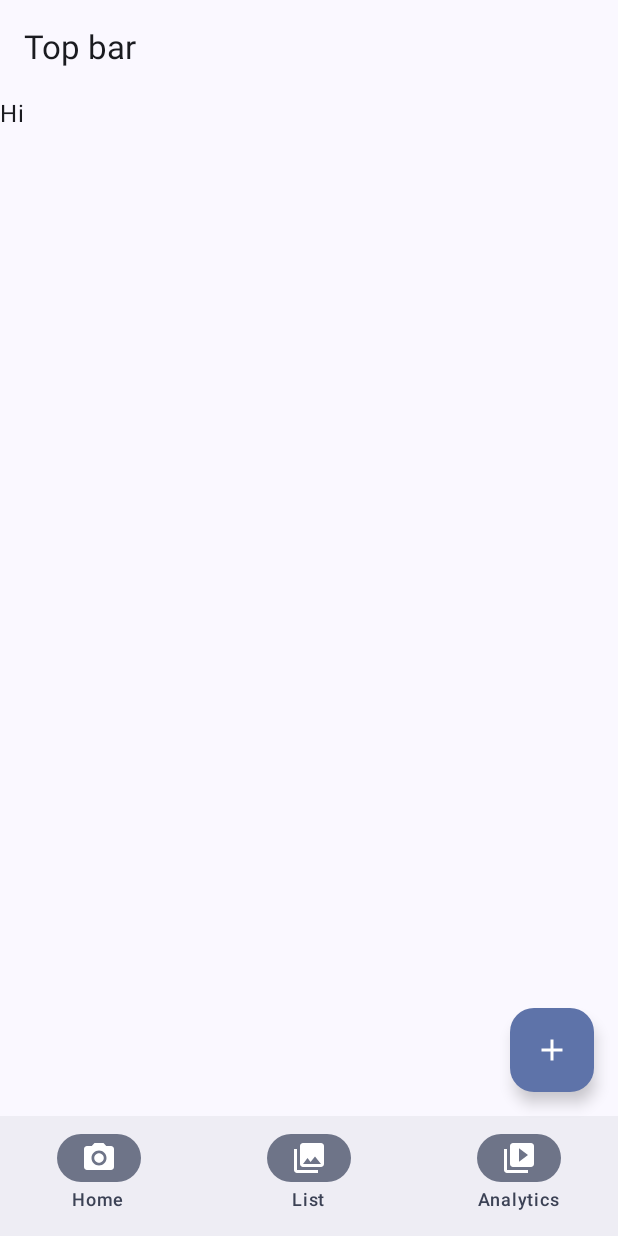
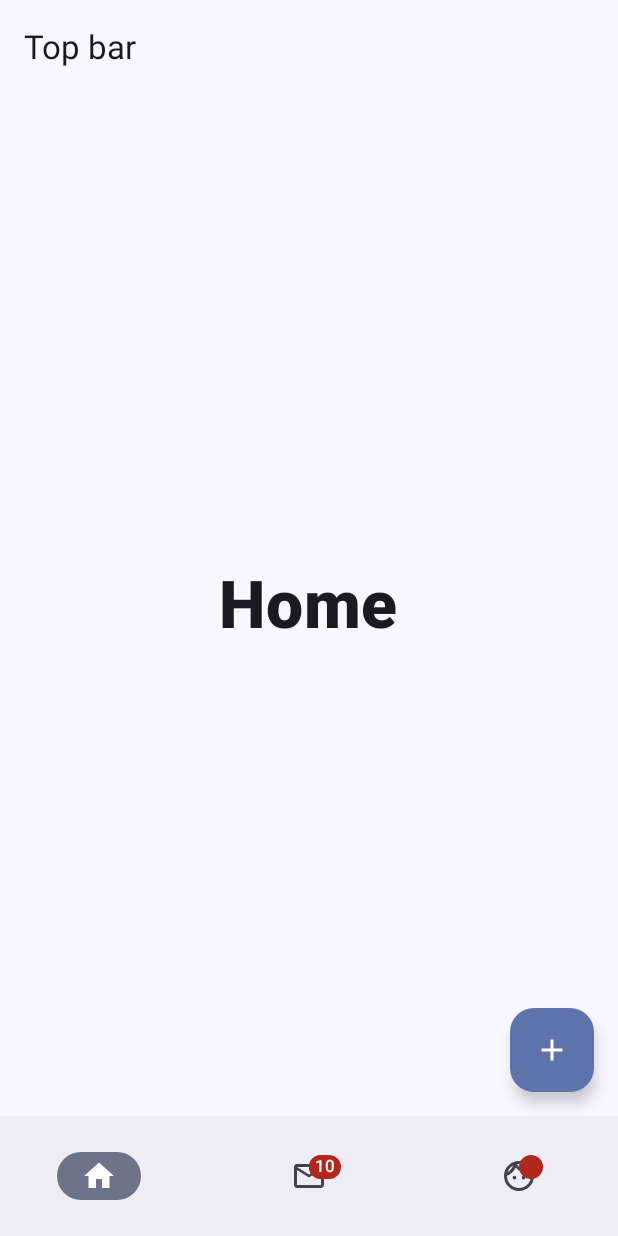
Before and after one commit to brunocastroibarburu94/android-demo, an Android app built with Jetpack Compose: the screen it shows after launch (MainActivity), on a phone screen of 412 x 824 dp. Run offline under Robolectric (Android 15) with nearby library versions, the phone set to English and light mode, and no system bars; our stand-ins replace navigation-ui.

```diff
--- a/app/src/main/java/com/brunocastroibarburu/health_tracker_app/MainActivity.kt
+++ b/app/src/main/java/com/brunocastroibarburu/health_tracker_app/MainActivity.kt
@@ -20,6 +20,9 @@ import android.os.Bundle
 // Compose Framework
 import androidx.activity.ComponentActivity
 import androidx.activity.compose.setContent
+import androidx.compose.foundation.layout.Arrangement // Required for "Arrangement.Centre"
+//import androidx.compose.foundation.layout.Alignement.CenterHorizontally
+
 import androidx.compose.foundation.layout.Column
 import androidx.compose.foundation.layout.RowScope
 import androidx.compose.foundation.layout.fillMaxSize
@@ -27,7 +30,18 @@ import androidx.compose.ui.Modifier
 import androidx.compose.foundation.layout.fillMaxWidth
 import androidx.compose.foundation.layout.padding
 import androidx.compose.material.icons.Icons
+
+//  Requred for importing the icons using Icons.Filled.<IconName> and Icons.Outlined.<IconName>
 import androidx.compose.material.icons.filled.Add
+import androidx.compose.material.icons.filled.Email
+import androidx.compose.material.icons.filled.Face
+import androidx.compose.material.icons.filled.Home
+import androidx.compose.material.icons.outlined.Email
+import androidx.compose.material.icons.outlined.Home
+import androidx.compose.material.icons.outlined.Face
+import androidx.compose.material3.Badge
+import androidx.compose.material3.BadgedBox
+// Reequired to use Material (Apparently its api changes so frequently that this is needed?)
 import androidx.compose.material3.ExperimentalMaterial3Api
 import androidx.compose.material3.FloatingActionButton
 import androidx.compose.material3.Icon
@@ -39,7 +53,19 @@ import androidx.compose.material3.Surface
 import androidx.compose.material3.Text
 import androidx.compose.material3.TopAppBar
 import androidx.compose.runtime.Composable
+
+// Required by line "bottomNavState by rememberSaveable"
+import androidx.compose.runtime.getValue
+import androidx.compose.runtime.mutableStateOf
+import androidx.compose.runtime.saveable.rememberSaveable
+import androidx.compose.runtime.setValue
+import androidx.compose.ui.Alignment
+
+//
+import androidx.compose.ui.graphics.vector.ImageVector
 import androidx.compose.ui.res.painterResource
+import androidx.compose.ui.text.font.FontWeight
+import androidx.compose.ui.unit.sp
 //import androidx.compose.ui.semantics.Role.Companion.Button
 import androidx.navigation.compose.rememberNavController
 import com.brunocastroibarburu.health_tracker_app.ui.theme.HealthTrackerApplicationTheme
@@ -134,6 +160,14 @@ fun BottomNavigation() {
 @Composable
 fun SecondaryPage(){} // TODO: Create secondary page to toggle to
 
+data class NavItemState (
+    val title:String,
+    val selectedIcon : ImageVector,
+    val unselectedIcon : ImageVector,
+    val hasBadge: Boolean,
+    val badgeNum : Int
+)
+
 @SuppressLint("UnusedMaterial3ScaffoldPaddingParameter")
 @Composable
 fun MainPage(modifier:Modifier = Modifier){
@@ -148,13 +182,59 @@ fun MainPage(modifier:Modifier = Modifier){
 //            ) {
 //                Text(text = "Hi ${R.id.nav_home}")
 //           6}
-
+            val items = listOf(
+                NavItemState(
+                    title = "Home",
+                    selectedIcon = Icons.Filled.Home,
+                    unselectedIcon = Icons.Outlined.Home,
+                    hasBadge = false,
+                    badgeNum=0
+                ),
+                NavItemState(
+                    title = "Inbox",
+                    selectedIcon = Icons.Filled.Email,
+                    unselectedIcon = Icons.Outlined.Email,
+                    hasBadge = true,
+                    badgeNum=10
+                ),
+                NavItemState(
+                    title = "Account",
+                    selectedIcon = Icons.Filled.Face,
+                    unselectedIcon = Icons.Outlined.Face,
+                    hasBadge = true,
+                    badgeNum=0
+                ),
+            )
+            var bottomNavState by rememberSaveable { // Importable widget shows if one is in a composable function
+                mutableStateOf(0)
+            }
             Scaffold(
                 topBar = {
                     TopAppBar(title = {Text(text = "Top bar")})
                 },
                 bottomBar = {
-                    BottomNavigation()
+                    //BottomNavigation() // Custom Navigation declared outside
+                    NavigationBar {
+                        items.forEachIndexed{
+                            index,item ->
+                            NavigationBarItem(
+                                selected = bottomNavState==index,
+                                onClick={bottomNavState= index},
+                                icon={
+                                    BadgedBox(badge = {
+                                        if(item.hasBadge) Badge{}
+                                        if(item.badgeNum!=0) Badge{
+                                            Text(text = item.badgeNum.toString())
+                                        }
+                                    }){
+                                        Icon(
+                                            imageVector = if (bottomNavState==index) item.selectedIcon else item.unselectedIcon,
+                                            contentDescription = item.title
+                                        )
+                                    }
+                                })
+                        }
+                    }
                 },
                 floatingActionButton = {
                     FloatingActionButton(onClick = {}) {
@@ -162,60 +242,34 @@ fun MainPage(modifier:Modifier = Modifier){
                     }
                 }
             ) { contentPadding ->
-                Column(modifier.padding(contentPadding)) {
-                    //Column(modifie.padding(contentPadding)) {
-                    Text(text="Hi")
+                Column(
+                    modifier
+                        .padding(contentPadding)
+                        .fillMaxSize(),
+                    verticalArrangement = Arrangement.Center,
+                    horizontalAlignment = Alignment.CenterHorizontally
+                ) {
+                    Text(
+                        text=items[bottomNavState].title,
+                        fontWeight = FontWeight.ExtraBold,
+                        fontSize=44.sp
+                    )
                 }
             }
         }
-//    }
 
 
 }
 
 //class MainActivity : AppCompatActivity() { //
 class MainActivity : ComponentActivity(){
-
-//    private lateinit var appBarConfiguration: AppBarConfiguration
-//    private lateinit var binding: ActivityMainBinding
-
     override fun onCreate(savedInstanceState: Bundle?) {
         super.onCreate(savedInstanceState) // Super init to os.Bundle parent
-//        val navController = rememberNavController()
         val topModifier = Modifier.fillMaxWidth()
         setContent{
         MainPage()
-        //            Text(text = "Hi ${R.id.nav_home}")
         }
-        // Bindings to Activity Main
-        //     binding = ActivityMainBinding.inflate(layoutInflater)
-        //     setContentView(binding.root)
-        //
-        //        setSupportActionBar(binding.appBarMain.toolbar)
-        //
-        //        binding.appBarMain.fab.setOnClickListener { view ->
-        //            Snackbar.make(view, "Replace with your own action!!!", Snackbar.LENGTH_LONG)
-        //                    .setAction("Action", null).show()
-        //        }
-        //        val drawerLayout: DrawerLayout = binding.drawerLayout
-        //        val navView: NavigationView = binding.navView
-        //        val navController = findNavController(R.id.nav_host_fragment_content_main)
-        //        // Passing each menu ID as a set of Ids because each
-        //        // menu should be considered as top level destinations.
-        //        appBarConfiguration = AppBarConfiguration(setOf(
-        //            R.id.nav_home, R.id.nav_gallery, R.id.nav_slideshow), drawerLayout)
-        //        setupActionBarWithNavController(navController, appBarConfiguration) // Add navigation bar
-        //        navView.setupWithNavController(navController) // Allows for page navigation
+
     }
 
-//    override fun onCreateOptionsMenu(menu: Menu): Boolean {
-//        // Inflate the menu; this adds items to the action bar if it is present.
-//        menuInflater.inflate(R.menu.main, menu)
-//        return true
-//    }
-
-//    override fun onSupportNavigateUp(): Boolean {
-//        val navController = findNavController(R.id.nav_host_fragment_content_main)
-//        return navController.navigateUp(appBarConfiguration) || super.onSupportNavigateUp()
-//    }
 }
```
